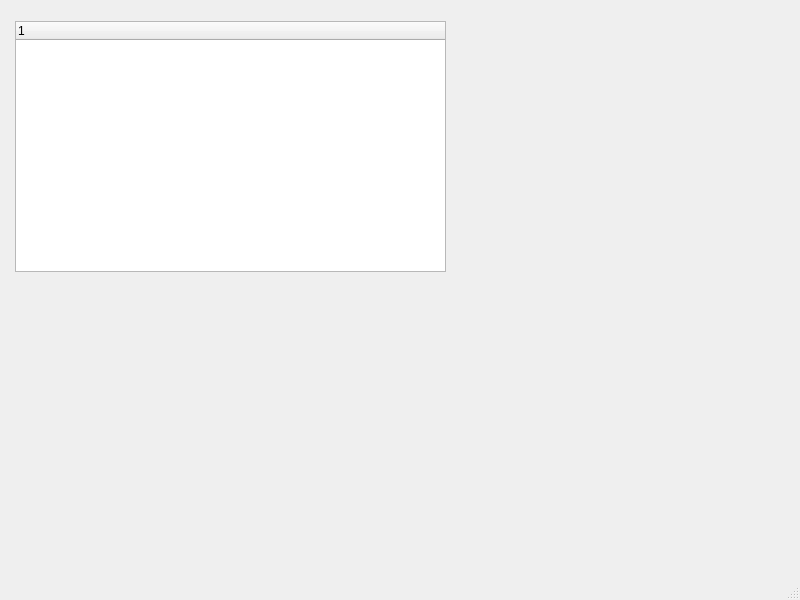
Above: Treesize/mainwindow.ui from DPCS3810/project-1-bugdealers before the change. Below: the same form after it.
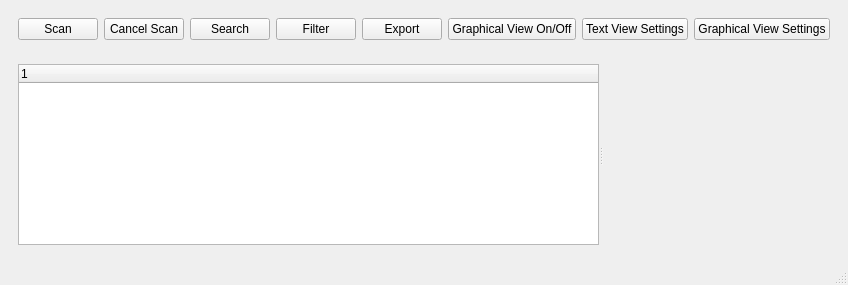
That is the form after the change.

What changed in the file:
```diff
--- a/Treesize/mainwindow.ui
+++ b/Treesize/mainwindow.ui
@@ -6,29 +6,111 @@
    <rect>
     <x>0</x>
     <y>0</y>
-    <width>800</width>
-    <height>600</height>
+    <width>606</width>
+    <height>285</height>
    </rect>
   </property>
   <property name="windowTitle">
    <string>MainWindow</string>
   </property>
   <widget class="QWidget" name="centralwidget">
-   <widget class="QTreeWidget" name="treeWidget">
-    <property name="geometry">
-     <rect>
-      <x>15</x>
-      <y>21</y>
-      <width>431</width>
-      <height>251</height>
-     </rect>
-    </property>
-    <column>
-     <property name="text">
-      <string notr="true">1</string>
-     </property>
-    </column>
-   </widget>
+   <layout class="QVBoxLayout" name="verticalLayout">
+    <item>
+     <widget class="QWidget" name="ToolBar" native="true">
+      <property name="sizePolicy">
+       <sizepolicy hsizetype="Preferred" vsizetype="Fixed">
+        <horstretch>0</horstretch>
+        <verstretch>0</verstretch>
+       </sizepolicy>
+      </property>
+      <layout class="QHBoxLayout" name="horizontalLayout">
+       <item>
+        <widget class="QPushButton" name="pushButton_2">
+         <property name="text">
+          <string>Scan</string>
+         </property>
+        </widget>
+       </item>
+       <item>
+        <widget class="QPushButton" name="pushButton_5">
+         <property name="text">
+          <string>Cancel Scan</string>
+         </property>
+        </widget>
+       </item>
+       <item>
+        <widget class="QPushButton" name="pushButton_4">
+         <property name="text">
+          <string>Search</string>
+         </property>
+        </widget>
+       </item>
+       <item>
+        <widget class="QPushButton" name="pushButton_3">
+         <property name="text">
+          <string>Filter</string>
+         </property>
+        </widget>
+       </item>
+       <item>
+        <widget class="QPushButton" name="pushButton">
+         <property name="text">
+          <string>Export</string>
+         </property>
+        </widget>
+       </item>
+       <item>
+        <widget class="QPushButton" name="pushButton_6">
+         <property name="text">
+          <string>Graphical View On/Off</string>
+         </property>
+        </widget>
+       </item>
+       <item>
+        <widget class="QPushButton" name="pushButton_7">
+         <property name="text">
+          <string>Text View Settings</string>
+         </property>
+        </widget>
+       </item>
+       <item>
+        <widget class="QPushButton" name="pushButton_8">
+         <property name="text">
+          <string>Graphical View Settings</string>
+         </property>
+        </widget>
+       </item>
+      </layout>
+     </widget>
+    </item>
+    <item>
+     <widget class="QWidget" name="MainView" native="true">
+      <layout class="QHBoxLayout" name="horizontalLayout_2">
+       <item>
+        <widget class="QSplitter" name="splitter">
+         <property name="orientation">
+          <enum>Qt::Orientation::Horizontal</enum>
+         </property>
+         <widget class="QTreeWidget" name="treeWidget">
+          <property name="sizePolicy">
+           <sizepolicy hsizetype="Expanding" vsizetype="Expanding">
+            <horstretch>0</horstretch>
+            <verstretch>0</verstretch>
+           </sizepolicy>
+          </property>
+          <column>
+           <property name="text">
+            <string notr="true">1</string>
+           </property>
+          </column>
+         </widget>
+         <widget class="QWidget" name="widget_3" native="true"/>
+        </widget>
+       </item>
+      </layout>
+     </widget>
+    </item>
+   </layout>
   </widget>
   <widget class="QMenuBar" name="menubar">
    <property name="geometry">
```
Left out of the diff: 2 changed lines with no effect on the pictures.
